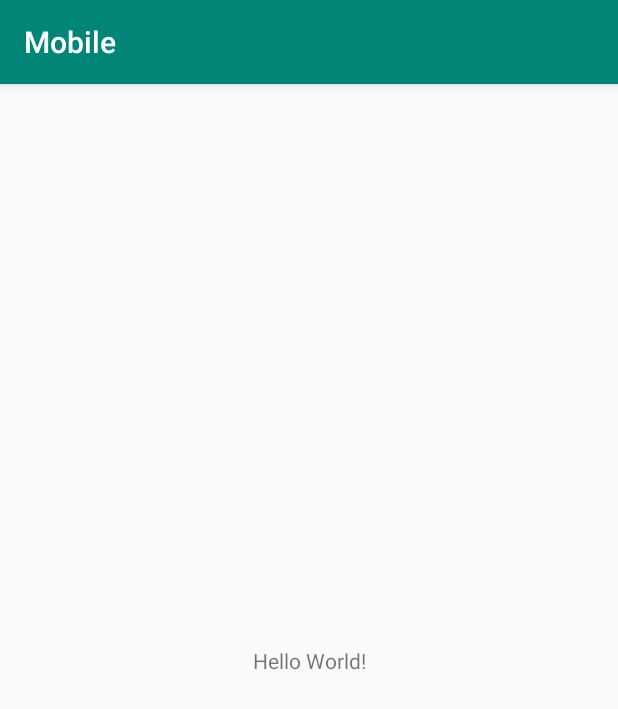
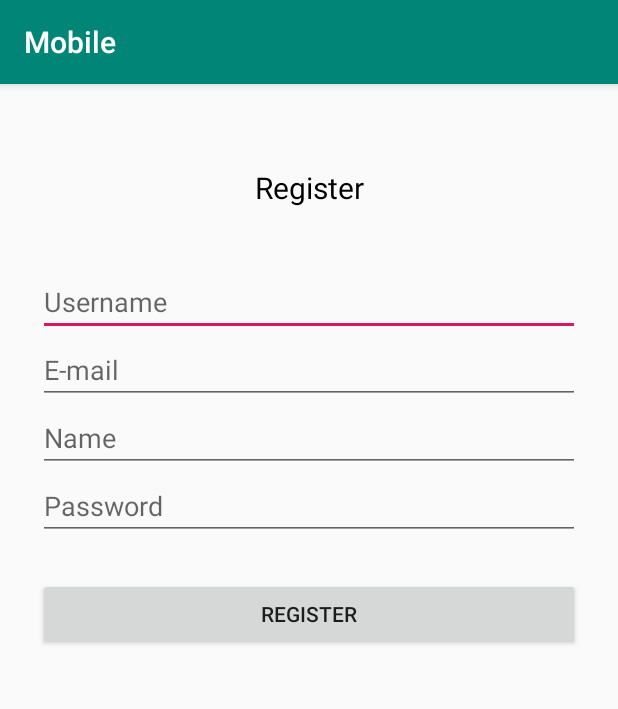
Before and after one commit to BeeMargarida/CMOV-FEUP, an Android app: the screen it shows after launch (MainActivity before the commit, RegisterActivity after it), on a phone screen of 412 x 824 dp. Shown: the top 709 px of the screen. Run offline under Robolectric (Android 15) with nearby library versions, the phone set to English and light mode, and no system bars.

Commit message:
creating supermarket public key in api, simple register page in mobile app

```diff
--- a/Mobile/app/src/main/AndroidManifest.xml
+++ b/Mobile/app/src/main/AndroidManifest.xml
@@ -16,6 +16,7 @@
                 <category android:name="android.intent.category.LAUNCHER" />
             </intent-filter>
         </activity>
+        <activity android:name=".RegisterActivity"></activity>
     </application>
 
 </manifest>
--- a/Mobile/app/src/main/java/feup/cmov/mobile/MainActivity.java
+++ b/Mobile/app/src/main/java/feup/cmov/mobile/MainActivity.java
@@ -2,6 +2,7 @@ package feup.cmov.mobile;
 
 import androidx.appcompat.app.AppCompatActivity;
 
+import android.content.Intent;
 import android.os.Bundle;
 
 public class MainActivity extends AppCompatActivity {
@@ -10,5 +11,7 @@ public class MainActivity extends AppCompatActivity {
     protected void onCreate(Bundle savedInstanceState) {
         super.onCreate(savedInstanceState);
         setContentView(R.layout.activity_main);
+
+        startActivity(new Intent(this, RegisterActivity.class));
     }
 }
--- /dev/null
+++ b/Mobile/app/src/main/java/feup/cmov/mobile/RegisterActivity.java
@@ -0,0 +1,45 @@
+package feup.cmov.mobile;
+
+import android.os.Bundle;
+import android.view.View;
+import android.widget.Button;
+import android.widget.EditText;
+
+import androidx.annotation.Nullable;
+import androidx.appcompat.app.AppCompatActivity;
+
+public class RegisterActivity extends AppCompatActivity {
+
+    private EditText name, username, email, password;
+
+    @Override
+    protected void onCreate(@Nullable Bundle savedInstanceState) {
+        super.onCreate(savedInstanceState);
+
+        setContentView(R.layout.activity_register);
+        name = (EditText)findViewById(R.id.input_name);
+        username = (EditText)findViewById(R.id.input_username);
+        email = (EditText)findViewById(R.id.input_email);
+        password = (EditText)findViewById(R.id.input_password);
+
+        Button registerButton = (Button) findViewById(R.id.register_btn);
+        registerButton.setOnClickListener(new View.OnClickListener() {
+            @Override
+            public void onClick(View v) {
+                String nameString = name.getText().toString();
+                String usernameString = username.getText().toString();
+                String emailString = email.getText().toString();
+                String passwordString = password.getText().toString();
+
+                //TODO: Send request to sign in
+
+                //TODO: Receive UUID _id, username, name and Supermarket Public Key
+
+                //TODO: Store received info
+            }
+        });
+
+    }
+
+
+}
--- /dev/null
+++ b/Mobile/app/src/main/res/layout/activity_register.xml
@@ -0,0 +1,66 @@
+<?xml version="1.0" encoding="utf-8"?>
+<RelativeLayout xmlns:android="http://schemas.android.com/apk/res/android"
+    android:layout_width="match_parent"
+    android:layout_height="match_parent">
+
+    <LinearLayout
+        android:layout_width="match_parent"
+        android:layout_height="wrap_content"
+        android:orientation="vertical"
+        android:paddingTop="55dp"
+        android:paddingLeft="25dp"
+        android:paddingRight="25dp"
+        >
+
+        <TextView
+            android:layout_width="match_parent"
+            android:layout_height="wrap_content"
+            android:text="Register"
+            android:textSize="20sp"
+            android:textColor="@color/black"
+            android:gravity="center_horizontal"
+            android:layout_marginBottom="40dp"/>
+
+
+        <EditText
+            android:layout_width="match_parent"
+            android:layout_height="wrap_content"
+            android:inputType="text"
+            android:hint="Username"
+            android:id="@+id/input_username"/>
+
+
+        <EditText
+            android:layout_width="match_parent"
+            android:layout_height="wrap_content"
+            android:inputType="text"
+            android:hint="E-mail"
+            android:id="@+id/input_email"/>
+
+        <EditText
+            android:layout_width="match_parent"
+            android:layout_height="wrap_content"
+            android:inputType="text"
+            android:hint="Name"
+            android:id="@+id/input_name"/>
+
+        <EditText
+            android:layout_width="match_parent"
+            android:layout_height="wrap_content"
+            android:inputType="textPassword"
+            android:hint="Password"
+            android:id="@+id/input_password"/>
+
+        <Button
+            android:layout_width="match_parent"
+            android:layout_height="wrap_content"
+            android:layout_marginBottom="25dp"
+            android:layout_marginTop="25dp"
+            android:text="Register"
+            android:id="@+id/register_btn"
+            android:padding="12dp"/>
+
+
+    </LinearLayout>
+
+</RelativeLayout>
--- a/Mobile/app/src/main/res/values/colors.xml
+++ b/Mobile/app/src/main/res/values/colors.xml
@@ -3,4 +3,5 @@
     <color name="colorPrimary">#008577</color>
     <color name="colorPrimaryDark">#00574B</color>
     <color name="colorAccent">#D81B60</color>
+    <color name="black">#000000</color>
 </resources>
```
Also changed, not shown: 6 other files.
